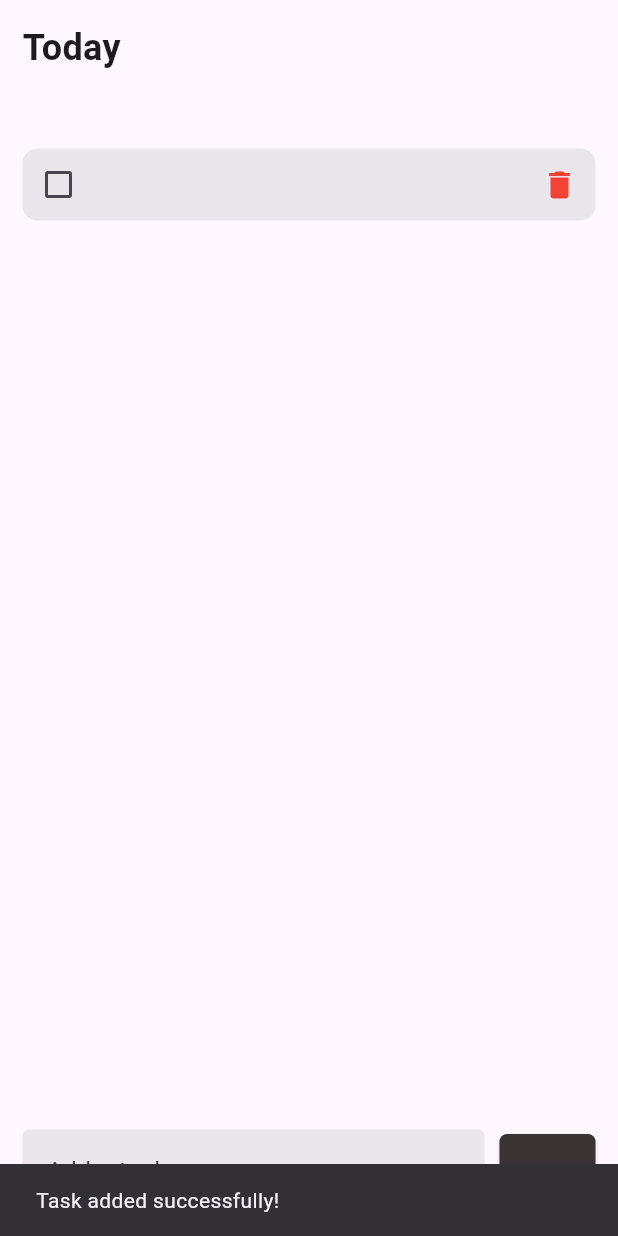
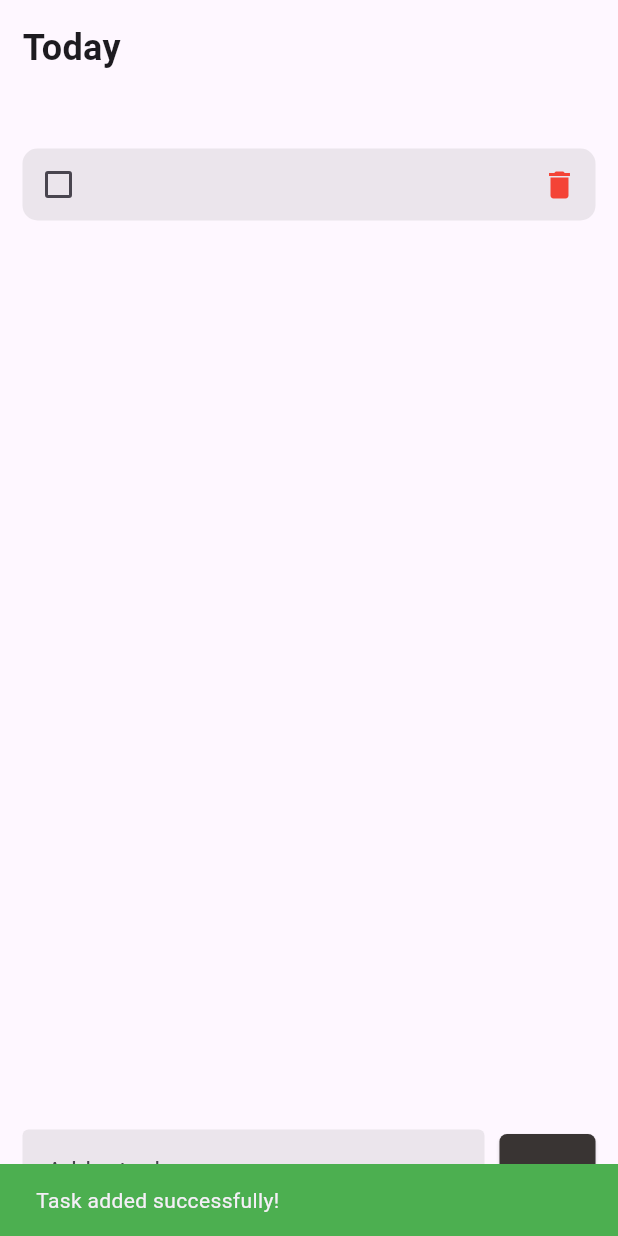
Before and after one commit to kareemtoson12/sessionSix, a Flutter app: the screen it shows after launch, after a tap on "Add", on a phone screen of 412 x 824 dp. Run offline on Flutter 3.47's test engine with Material 3 defaults, Android fonts, the phone set to English and light mode, and no system bars; our stand-ins replace flutter_bloc.

Commit message:
part two

```diff
--- /dev/null
+++ b/lib/feature/f2/cubit1/logic1.dart
@@ -0,0 +1,24 @@
+import 'dart:ui';
+import 'package:flutter_bloc/flutter_bloc.dart';
+import 'package:p2/feature/f2/cubit1/states1.dart';
+
+class ColorCubit extends Cubit<ColorState> {
+  ColorCubit() : super(ColorInitialState());
+
+  final List<Color> colors = [
+    Color(0xFFE57373),
+    Color(0xFF64B5F6),
+    Color(0xFF81C784),
+    Color(0xFFFFD54F),
+  ];
+
+  int currentIndex = 0;
+
+  Color currentColor = Color(0xFFE57373);
+
+  void nextColor() {
+    currentIndex = (currentIndex + 1) % colors.length;
+    currentColor = colors[currentIndex];
+    emit(ColorChangedState(currentColor));
+  }
+}
--- /dev/null
+++ b/lib/feature/f2/cubit1/states1.dart
@@ -0,0 +1,10 @@
+import 'dart:ui';
+
+sealed class ColorState {}
+
+class ColorInitialState extends ColorState {}
+
+class ColorChangedState extends ColorState {
+  final Color color;
+  ColorChangedState(this.color);
+}
--- /dev/null
+++ b/lib/feature/f2/cubit2/logic2.dart
@@ -0,0 +1,14 @@
+import 'package:flutter_bloc/flutter_bloc.dart';
+import 'package:p2/feature/f2/cubit2/states2.dart';
+
+class CounterCubit extends Cubit<CounterState> {
+  CounterCubit() : super(CounterInitial());
+  int counter = 0;
+  void increment() {
+    emit(CounterChanged(counter + 1));
+  }
+
+  void decrement() {
+    emit(CounterChanged(counter - 1));
+  }
+}
--- /dev/null
+++ b/lib/feature/f2/cubit2/states2.dart
@@ -0,0 +1,8 @@
+abstract class CounterState {}
+
+class CounterInitial extends CounterState {}
+
+class CounterChanged extends CounterState {
+  final int counterValue;
+  CounterChanged(this.counterValue);
+}
--- a/lib/feature/todo/cubit/logic.dart
+++ b/lib/feature/todo/cubit/logic.dart
@@ -15,6 +15,7 @@ class TodoCubit extends Cubit<TodoState> {
     int index = todos.indexOf(todo);
 
     todos.removeAt(index);
+
     emit(TodoRemoved(List.from(todos)));
   }
 
--- a/lib/feature/todo/todo_screen.dart
+++ b/lib/feature/todo/todo_screen.dart
@@ -5,6 +5,7 @@ import 'package:p2/feature/todo/cubit/states.dart';
 import 'package:p2/feature/todo/model/todo_model.dart';
 import 'package:p2/feature/todo/widgets/todo_widgt.dart';
 
+// ignore: must_be_immutable
 class TodoScreen extends StatelessWidget {
   TodoScreen({super.key});
   TextEditingController controller = TextEditingController();
@@ -14,6 +15,28 @@ class TodoScreen extends StatelessWidget {
       body: SafeArea(
         child: Padding(
           padding: EdgeInsetsGeometry.all(15),
+          child: BlocListener<TodoCubit, TodoState>(
+            listener: (context, state) {
+              if (state is TodoAdded) {
+                ScaffoldMessenger.of(context).showSnackBar(
+                  SnackBar(
+                    content: Text('Task added successfully!'),
+                    backgroundColor: Colors.green,
+                    duration: Duration(seconds: 2),
+                  ),
+                );
+              }
+              if (state is TodoRemoved) {
+                ScaffoldMessenger.of(context).showSnackBar(
+                  SnackBar(
+                    content: Text('Task Removed!'),
+                    backgroundColor: Colors.red,
+                    duration: Duration(seconds: 2),
+                  ),
+                );
+              }
+            },
+
             child: Column(
               crossAxisAlignment: CrossAxisAlignment.start,
               children: [
@@ -46,9 +69,7 @@ class TodoScreen extends StatelessWidget {
                 BlocBuilder<TodoCubit, TodoState>(
                   builder: (context, state) {
                     final cubit = context.read<TodoCubit>();
-                  ScaffoldMessenger.of(context).showSnackBar(
-                    SnackBar(content: Text('Task added successfully!')),
-                  );
+
                     return Row(
                       children: [
                         Expanded(
@@ -74,6 +95,7 @@ class TodoScreen extends StatelessWidget {
                                 isCompleted: false,
                               ),
                             );
+
                             controller.clear();
                           },
                           style: ElevatedButton.styleFrom(
@@ -94,6 +116,7 @@ class TodoScreen extends StatelessWidget {
             ),
           ),
         ),
+      ),
     );
   }
 }
--- a/lib/main.dart
+++ b/lib/main.dart
@@ -1,5 +1,8 @@
 import 'package:flutter/material.dart';
 import 'package:flutter_bloc/flutter_bloc.dart';
+import 'package:p2/feature/f2/cubit1/logic1.dart';
+import 'package:p2/feature/f2/cubit2/logic2.dart';
+
 import 'package:p2/feature/todo/cubit/logic.dart';
 import 'package:p2/feature/todo/todo_screen.dart';
 
@@ -12,9 +15,16 @@ class MyApp extends StatelessWidget {
 
   @override
   Widget build(BuildContext context) {
-    return BlocProvider(
-      create: (context) => TodoCubit(),
-      child: MaterialApp(debugShowCheckedModeBanner: false, home: TodoScreen()),
+    return MaterialApp(
+      debugShowCheckedModeBanner: false,
+      home: MultiBlocProvider(
+        providers: [
+          BlocProvider<ColorCubit>(create: (_) => ColorCubit()),
+          BlocProvider<CounterCubit>(create: (_) => CounterCubit()),
+          BlocProvider<TodoCubit>(create: (_) => TodoCubit()),
+        ],
+        child: TodoScreen(),
+      ),
     );
   }
 }
```
Also changed, not shown: lib/feature/f2/f2_screen.dart (added, +77 -0 lines). Lines whose indentation alone changed are shown as unchanged.
